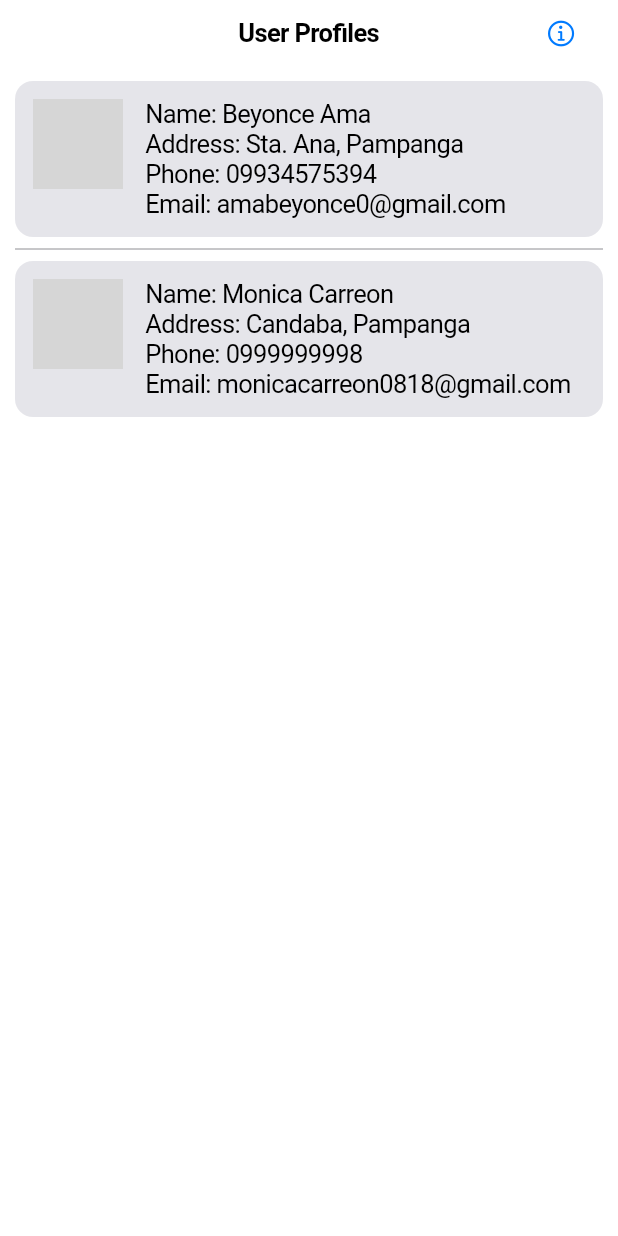
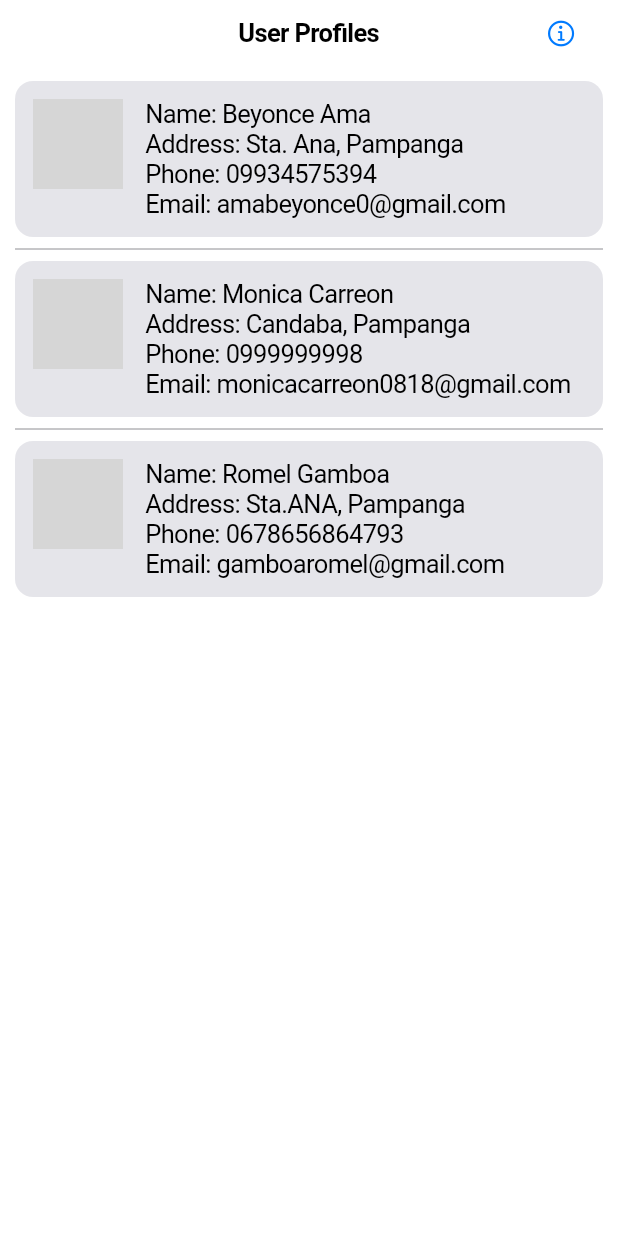
Before and after one commit to Carreon-Monica/midtermAct, a Flutter app: the screen it shows after launch, on a phone screen of 412 x 824 dp. Run offline on Flutter 3.47's test engine with Material 2 defaults, Android fonts, the phone set to English and light mode, and no system bars; network calls fail; grey boxes are pictures that could not be loaded.

Commit message:
added by rachelle

```diff
--- a/lib/main.dart
+++ b/lib/main.dart
@@ -30,6 +30,13 @@ class UserProfileScreen extends StatelessWidget {
       'phone': '0999999998',
       'email': 'monicacarreon0818@gmail.com',
       'image': 'https://scontent.fmnl13-1.fna.fbcdn.net/v/t39.30808-1/476800186_2534566823405634_5152775271712346789_n.jpg?stp=dst-jpg_s200x200_tt6&_nc_cat=103&ccb=1-7&_nc_sid=e99d92&_nc_eui2=AeG5f5zmIgv8ZuSvrh8MVl_hd4OLjx3feql3g4uPHd96qZKWH_nTywWv_kh2XKwifxQ28D6oF1sAwjVKzQBAJ-oB&_nc_ohc=ut9IdVWprrwQ7kNvgH9_-Q_&_nc_oc=AdhV7XaDSGFnKHZmwbSbIQLgiYKwBQWCN7P1fCzacqcDTM4jhwGWn8IPfjJOC-0uQdw&_nc_zt=24&_nc_ht=scontent.fmnl13-1.fna&_nc_gid=AfHTSN1XLYOLZyv2nz8aFYb&oh=00_AYBOn6fosR7ntKgOIvksiFGoQbh_7vasxqpbmWxsyF3rfw&oe=67B32AEB',
+    },
+     {
+      'name': 'Romel Gamboa',
+      'address': 'Sta.ANA, Pampanga',
+      'phone': '0678656864793',
+      'email': 'gamboaromel@gmail.com',
+      'image': 'https://scontent.fmnl13-4.fna.fbcdn.net/v/t39.30808-1/479494196_9512036862191582_4661220378301324892_n.jpg?stp=dst-jpg_s200x200_tt6&_nc_cat=107&ccb=1-7&_nc_sid=e99d92&_nc_eui2=AeHmc4Qma-L2I6tokQAU1yrKj14v1fvUl_KPXi_V-9SX8m9J2a_e8_Ggji6V1L_ol6_YO17zKzo_Ck6Cg1auiDOt&_nc_ohc=tABHnguydxUQ7kNvgFyg4NQ&_nc_oc=AdjgpMgmaj6OHdK3icoJB1ARdQR0Q5qivk1_-BSVZhPj6vJUGhZnCHoYsIf5wycdiz8&_nc_zt=24&_nc_ht=scontent.fmnl13-4.fna&_nc_gid=AyN87ONowqBOkRwh_4ybkKo&oh=00_AYDXuAjq3avHp11VsbX6fNkdekj_oifFjNROBK5PWcc7Jw&oe=67B33DED',
     },
   ];
 
```
